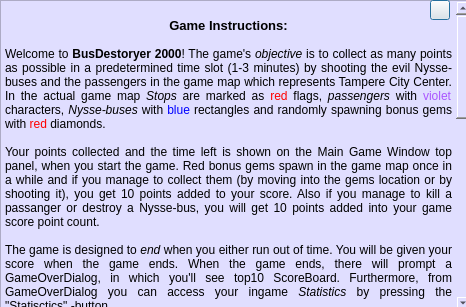
Before: the Qt Designer form Game/helpdialog.ui in miikka0000/BusDestroyer2000-Game-with-Qt, drawn with Qt 5.
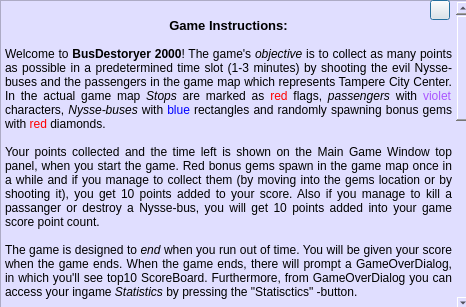
After: the same form once the commit is applied. Icons and pictures are not drawn.

Commit message: paranneltu helpdialogia ja tehty refaktorointia sekä siivousta

Patch:
```diff
--- a/Game/helpdialog.ui
+++ b/Game/helpdialog.ui
@@ -52,16 +52,16 @@
     <string>&lt;!DOCTYPE HTML PUBLIC &quot;-//W3C//DTD HTML 4.0//EN&quot; &quot;http://www.w3.org/TR/REC-html40/strict.dtd&quot;&gt;
 &lt;html&gt;&lt;head&gt;&lt;meta name=&quot;qrichtext&quot; content=&quot;1&quot; /&gt;&lt;style type=&quot;text/css&quot;&gt;
 p, li { white-space: pre-wrap; }
-&lt;/style&gt;&lt;/head&gt;&lt;body style=&quot; font-family:'MS Shell Dlg 2'; font-size:8pt; font-weight:400; font-style:normal;&quot;&gt;
-&lt;p align=&quot;center&quot; style=&quot; margin-top:0px; margin-bottom:0px; margin-left:0px; margin-right:0px; -qt-block-indent:0; text-indent:0px;&quot;&gt;		&lt;/p&gt;
+&lt;/style&gt;&lt;/head&gt;&lt;body style=&quot; font-family:'MS Shell Dlg 2'; font-size:7.8pt; font-weight:400; font-style:normal;&quot;&gt;
+&lt;p align=&quot;center&quot; style=&quot; margin-top:0px; margin-bottom:0px; margin-left:0px; margin-right:0px; -qt-block-indent:0; text-indent:0px;&quot;&gt;&lt;span style=&quot; font-size:8pt;&quot;&gt;		&lt;/span&gt;&lt;/p&gt;
 &lt;p align=&quot;center&quot; style=&quot; margin-top:0px; margin-bottom:0px; margin-left:0px; margin-right:0px; -qt-block-indent:0; text-indent:0px;&quot;&gt;&lt;span style=&quot; font-size:10pt; font-weight:600;&quot;&gt;Game Instructions:&lt;/span&gt;&lt;/p&gt;
 &lt;p style=&quot;-qt-paragraph-type:empty; margin-top:0px; margin-bottom:0px; margin-left:0px; margin-right:0px; -qt-block-indent:0; text-indent:0px; font-size:9pt; font-weight:600;&quot;&gt;&lt;br /&gt;&lt;/p&gt;
 &lt;p align=&quot;justify&quot; style=&quot; margin-top:0px; margin-bottom:0px; margin-left:0px; margin-right:0px; -qt-block-indent:0; text-indent:0px;&quot;&gt;&lt;span style=&quot; font-size:9pt;&quot;&gt;Welcome to &lt;/span&gt;&lt;span style=&quot; font-size:9pt; font-weight:600;&quot;&gt;BusDestoryer 2000&lt;/span&gt;&lt;span style=&quot; font-size:9pt;&quot;&gt;! The game's &lt;/span&gt;&lt;span style=&quot; font-size:9pt; font-style:italic;&quot;&gt;objective&lt;/span&gt;&lt;span style=&quot; font-size:9pt;&quot;&gt; is to collect as many points as possible in a predetermined time slot (1-3 minutes) by shooting the evil Nysse-buses and the passengers in the game map which represents Tampere City Center. In the actual game map &lt;/span&gt;&lt;span style=&quot; font-size:9pt; font-style:italic;&quot;&gt;Stops &lt;/span&gt;&lt;span style=&quot; font-size:9pt;&quot;&gt;are marked as &lt;/span&gt;&lt;span style=&quot; font-size:9pt; color:#ff0000;&quot;&gt;red &lt;/span&gt;&lt;span style=&quot; font-size:9pt; color:#000000;&quot;&gt;flags, &lt;/span&gt;&lt;span style=&quot; font-size:9pt; font-style:italic; color:#000000;&quot;&gt;passengers&lt;/span&gt;&lt;span style=&quot; font-size:9pt; color:#000000;&quot;&gt; with &lt;/span&gt;&lt;span style=&quot; font-size:9pt; color:#aa55ff;&quot;&gt;violet &lt;/span&gt;&lt;span style=&quot; font-size:9pt; color:#000000;&quot;&gt;characters, &lt;/span&gt;&lt;span style=&quot; font-size:9pt; font-style:italic; color:#000000;&quot;&gt;Nysse-buses&lt;/span&gt;&lt;span style=&quot; font-size:9pt; color:#000000;&quot;&gt; with &lt;/span&gt;&lt;span style=&quot; font-size:9pt; color:#0000ff;&quot;&gt;blue &lt;/span&gt;&lt;span style=&quot; font-size:9pt; color:#000000;&quot;&gt;rectangles and randomly spawning bonus gems with &lt;/span&gt;&lt;span style=&quot; font-size:9pt; color:#ff0000;&quot;&gt;red &lt;/span&gt;&lt;span style=&quot; font-size:9pt; color:#000000;&quot;&gt;diamonds.&lt;/span&gt;&lt;/p&gt;
 &lt;p align=&quot;justify&quot; style=&quot;-qt-paragraph-type:empty; margin-top:0px; margin-bottom:0px; margin-left:0px; margin-right:0px; -qt-block-indent:0; text-indent:0px; font-size:9pt;&quot;&gt;&lt;br /&gt;&lt;/p&gt;
 &lt;p align=&quot;justify&quot; style=&quot; margin-top:0px; margin-bottom:0px; margin-left:0px; margin-right:0px; -qt-block-indent:0; text-indent:0px;&quot;&gt;&lt;span style=&quot; font-size:9pt;&quot;&gt;Your points collected and the time left is shown on the Main Game Window top panel, when you start the game. Red bonus gems spawn in the game map once in a while and if you manage to collect them (by moving into the gems location or by shooting it), you get 10 points added to your score. Also if you manage to kill a passanger or destroy a Nysse-bus, you will get 10 points added into your game score point count.&lt;/span&gt;&lt;/p&gt;
 &lt;p align=&quot;justify&quot; style=&quot; margin-top:0px; margin-bottom:0px; margin-left:0px; margin-right:0px; -qt-block-indent:0; text-indent:0px;&quot;&gt;&lt;span style=&quot; font-size:9pt;&quot;&gt; &lt;/span&gt;&lt;/p&gt;
-&lt;p align=&quot;justify&quot; style=&quot; margin-top:0px; margin-bottom:0px; margin-left:0px; margin-right:0px; -qt-block-indent:0; text-indent:0px;&quot;&gt;&lt;span style=&quot; font-size:9pt;&quot;&gt;The game is designed to &lt;/span&gt;&lt;span style=&quot; font-size:9pt; font-style:italic;&quot;&gt;end&lt;/span&gt;&lt;span style=&quot; font-size:9pt;&quot;&gt; when you either run out of time. You will be given your score when the game ends. When the game ends, there will prompt a GameOverDialog, in which you'll see top10 ScoreBoard. Furthermore, from GameOverDialog you can access your ingame &lt;/span&gt;&lt;span style=&quot; font-size:9pt; font-style:italic;&quot;&gt;Statistics&lt;/span&gt;&lt;span style=&quot; font-size:9pt;&quot;&gt; by pressing the &amp;quot;Statisctics&amp;quot; -button.&lt;/span&gt;&lt;/p&gt;
-&lt;p align=&quot;center&quot; style=&quot;-qt-paragraph-type:empty; margin-top:0px; margin-bottom:0px; margin-left:0px; margin-right:0px; -qt-block-indent:0; text-indent:0px;&quot;&gt;&lt;br /&gt;&lt;/p&gt;
+&lt;p align=&quot;justify&quot; style=&quot; margin-top:0px; margin-bottom:0px; margin-left:0px; margin-right:0px; -qt-block-indent:0; text-indent:0px;&quot;&gt;&lt;span style=&quot; font-size:9pt;&quot;&gt;The game is designed to &lt;/span&gt;&lt;span style=&quot; font-size:9pt; font-style:italic;&quot;&gt;end&lt;/span&gt;&lt;span style=&quot; font-size:9pt;&quot;&gt; when you run out of time. You will be given your score when the game ends. When the game ends, there will prompt a GameOverDialog, in which you'll see top10 ScoreBoard. Furthermore, from GameOverDialog you can access your ingame &lt;/span&gt;&lt;span style=&quot; font-size:9pt; font-style:italic;&quot;&gt;Statistics&lt;/span&gt;&lt;span style=&quot; font-size:9pt;&quot;&gt; by pressing the &amp;quot;Statisctics&amp;quot; -button.&lt;/span&gt;&lt;/p&gt;
+&lt;p align=&quot;center&quot; style=&quot;-qt-paragraph-type:empty; margin-top:0px; margin-bottom:0px; margin-left:0px; margin-right:0px; -qt-block-indent:0; text-indent:0px; font-size:8pt;&quot;&gt;&lt;br /&gt;&lt;/p&gt;
 &lt;p align=&quot;center&quot; style=&quot; margin-top:0px; margin-bottom:0px; margin-left:0px; margin-right:0px; -qt-block-indent:0; text-indent:0px;&quot;&gt;&lt;span style=&quot; font-size:10pt; font-weight:600;&quot;&gt;Player controls:&lt;/span&gt;&lt;/p&gt;
 &lt;p align=&quot;center&quot; style=&quot;-qt-paragraph-type:empty; margin-top:0px; margin-bottom:0px; margin-left:0px; margin-right:0px; -qt-block-indent:0; text-indent:0px; font-size:9pt; font-weight:600;&quot;&gt;&lt;br /&gt;&lt;/p&gt;
 &lt;p align=&quot;justify&quot; style=&quot; margin-top:0px; margin-bottom:0px; margin-left:0px; margin-right:0px; -qt-block-indent:0; text-indent:0px;&quot;&gt;&lt;span style=&quot; font-size:9pt;&quot;&gt;- &lt;/span&gt;&lt;span style=&quot; font-size:9pt; font-style:italic;&quot;&gt;Arrow Keys&lt;/span&gt;&lt;span style=&quot; font-size:9pt;&quot;&gt; for moving in four different directions (Left, Right, Up and Down)&lt;/span&gt;&lt;/p&gt;
@@ -69,20 +69,20 @@
 &lt;p align=&quot;justify&quot; style=&quot; margin-top:0px; margin-bottom:0px; margin-left:0px; margin-right:0px; -qt-block-indent:0; text-indent:0px;&quot;&gt;&lt;span style=&quot; font-size:9pt;&quot;&gt;- &lt;/span&gt;&lt;span style=&quot; font-size:9pt; font-style:italic;&quot;&gt;Space Bar&lt;/span&gt;&lt;span style=&quot; font-size:9pt;&quot;&gt; for shooting&lt;/span&gt;&lt;/p&gt;
 &lt;p align=&quot;justify&quot; style=&quot;-qt-paragraph-type:empty; margin-top:0px; margin-bottom:0px; margin-left:0px; margin-right:0px; -qt-block-indent:0; text-indent:0px; font-size:9pt;&quot;&gt;&lt;br /&gt;&lt;/p&gt;
 &lt;p align=&quot;justify&quot; style=&quot; margin-top:0px; margin-bottom:0px; margin-left:0px; margin-right:0px; -qt-block-indent:0; text-indent:0px;&quot;&gt;&lt;span style=&quot; font-size:9pt;&quot;&gt;- &lt;/span&gt;&lt;span style=&quot; font-size:9pt; font-style:italic;&quot;&gt;Plus&lt;/span&gt;&lt;span style=&quot; font-size:9pt;&quot;&gt; (+) Key for increasing player velocity, &lt;/span&gt;&lt;span style=&quot; font-size:9pt; font-style:italic;&quot;&gt;Minus&lt;/span&gt;&lt;span style=&quot; font-size:9pt;&quot;&gt; (-) Key for decreasing player velocity &lt;/span&gt;&lt;span style=&quot; font-size:9pt; font-style:italic;&quot;&gt;within reasonable limits&lt;/span&gt;&lt;span style=&quot; font-size:9pt;&quot;&gt; (you can't increase or decrease your velocity infinitely)&lt;/span&gt;&lt;/p&gt;
-&lt;p style=&quot;-qt-paragraph-type:empty; margin-top:0px; margin-bottom:0px; margin-left:0px; margin-right:0px; -qt-block-indent:0; text-indent:0px;&quot;&gt;&lt;br /&gt;&lt;/p&gt;
-&lt;p style=&quot;-qt-paragraph-type:empty; margin-top:0px; margin-bottom:0px; margin-left:0px; margin-right:0px; -qt-block-indent:0; text-indent:0px;&quot;&gt;&lt;br /&gt;&lt;/p&gt;
+&lt;p style=&quot;-qt-paragraph-type:empty; margin-top:0px; margin-bottom:0px; margin-left:0px; margin-right:0px; -qt-block-indent:0; text-indent:0px; font-size:8pt;&quot;&gt;&lt;br /&gt;&lt;/p&gt;
+&lt;p style=&quot;-qt-paragraph-type:empty; margin-top:0px; margin-bottom:0px; margin-left:0px; margin-right:0px; -qt-block-indent:0; text-indent:0px; font-size:8pt;&quot;&gt;&lt;br /&gt;&lt;/p&gt;
 &lt;p align=&quot;center&quot; style=&quot; margin-top:0px; margin-bottom:0px; margin-left:0px; margin-right:0px; -qt-block-indent:0; text-indent:0px;&quot;&gt;&lt;img src=&quot;:/images/controlsPicture.png&quot; /&gt;&lt;/p&gt;
-&lt;p align=&quot;center&quot; style=&quot;-qt-paragraph-type:empty; margin-top:0px; margin-bottom:0px; margin-left:0px; margin-right:0px; -qt-block-indent:0; text-indent:0px;&quot;&gt;&lt;br /&gt;&lt;/p&gt;
-&lt;p align=&quot;center&quot; style=&quot;-qt-paragraph-type:empty; margin-top:0px; margin-bottom:0px; margin-left:0px; margin-right:0px; -qt-block-indent:0; text-indent:0px;&quot;&gt;&lt;br /&gt;&lt;/p&gt;
+&lt;p align=&quot;center&quot; style=&quot;-qt-paragraph-type:empty; margin-top:0px; margin-bottom:0px; margin-left:0px; margin-right:0px; -qt-block-indent:0; text-indent:0px; font-size:8pt;&quot;&gt;&lt;br /&gt;&lt;/p&gt;
+&lt;p align=&quot;center&quot; style=&quot;-qt-paragraph-type:empty; margin-top:0px; margin-bottom:0px; margin-left:0px; margin-right:0px; -qt-block-indent:0; text-indent:0px; font-size:8pt;&quot;&gt;&lt;br /&gt;&lt;/p&gt;
 &lt;p align=&quot;center&quot; style=&quot; margin-top:0px; margin-bottom:0px; margin-left:0px; margin-right:0px; -qt-block-indent:0; text-indent:0px;&quot;&gt;&lt;span style=&quot; font-size:10pt; font-weight:600;&quot;&gt;Player Configuration Options:&lt;/span&gt;&lt;/p&gt;
 &lt;p align=&quot;center&quot; style=&quot;-qt-paragraph-type:empty; margin-top:0px; margin-bottom:0px; margin-left:0px; margin-right:0px; -qt-block-indent:0; text-indent:0px; font-size:9pt; font-weight:600;&quot;&gt;&lt;br /&gt;&lt;/p&gt;
-&lt;p align=&quot;justify&quot; style=&quot; margin-top:0px; margin-bottom:0px; margin-left:0px; margin-right:0px; -qt-block-indent:0; text-indent:0px;&quot;&gt;&lt;span style=&quot; font-size:9pt;&quot;&gt;Player is able to choose from 3 different player types: 1) &lt;/span&gt;&lt;span style=&quot; font-size:9pt; font-style:italic;&quot;&gt;Spaceship&lt;/span&gt;&lt;span style=&quot; font-size:9pt;&quot;&gt;, 2) &lt;/span&gt;&lt;span style=&quot; font-size:9pt; font-style:italic;&quot;&gt;Tank&lt;/span&gt;&lt;span style=&quot; font-size:9pt;&quot;&gt; or 3) &lt;/span&gt;&lt;span style=&quot; font-size:9pt; font-style:italic;&quot;&gt;UFO&lt;/span&gt;&lt;span style=&quot; font-size:9pt;&quot;&gt;. Furthermore, you can pick from 3 projectile types: 1) &lt;/span&gt;&lt;span style=&quot; font-size:9pt; font-style:italic;&quot;&gt;Fireball&lt;/span&gt;&lt;span style=&quot; font-size:9pt;&quot;&gt;, 2) &lt;/span&gt;&lt;span style=&quot; font-size:9pt; font-style:italic;&quot;&gt;Missile&lt;/span&gt;&lt;span style=&quot; font-size:9pt;&quot;&gt; or 3) &lt;/span&gt;&lt;span style=&quot; font-size:9pt; font-style:italic;&quot;&gt;Laser&lt;/span&gt;&lt;span style=&quot; font-size:9pt;&quot;&gt;. There is no restriction on how to mix and match these player-projectile combinations. We also encourage you to set a nickname for your player since setting a player name, and choosing player and projectile type are prequisite for starting and playing the game. &lt;/span&gt;&lt;/p&gt;
-&lt;p align=&quot;center&quot; style=&quot;-qt-paragraph-type:empty; margin-top:0px; margin-bottom:0px; margin-left:0px; margin-right:0px; -qt-block-indent:0; text-indent:0px;&quot;&gt;&lt;br /&gt;&lt;/p&gt;
+&lt;p align=&quot;justify&quot; style=&quot; margin-top:0px; margin-bottom:0px; margin-left:0px; margin-right:0px; -qt-block-indent:0; text-indent:0px;&quot;&gt;&lt;span style=&quot; font-size:9pt;&quot;&gt;Player is able to choose from 3 different player types: 1) &lt;/span&gt;&lt;span style=&quot; font-size:9pt; font-style:italic;&quot;&gt;Spaceship&lt;/span&gt;&lt;span style=&quot; font-size:9pt;&quot;&gt;, 2) &lt;/span&gt;&lt;span style=&quot; font-size:9pt; font-style:italic;&quot;&gt;Tank&lt;/span&gt;&lt;span style=&quot; font-size:9pt;&quot;&gt; or 3) &lt;/span&gt;&lt;span style=&quot; font-size:9pt; font-style:italic;&quot;&gt;UFO&lt;/span&gt;&lt;span style=&quot; font-size:9pt;&quot;&gt;. Furthermore, you can pick from 3 projectile types: 1) &lt;/span&gt;&lt;span style=&quot; font-size:9pt; font-style:italic;&quot;&gt;Fireball&lt;/span&gt;&lt;span style=&quot; font-size:9pt;&quot;&gt;, 2) &lt;/span&gt;&lt;span style=&quot; font-size:9pt; font-style:italic;&quot;&gt;Missile&lt;/span&gt;&lt;span style=&quot; font-size:9pt;&quot;&gt; or 3) &lt;/span&gt;&lt;span style=&quot; font-size:9pt; font-style:italic;&quot;&gt;Laser&lt;/span&gt;&lt;span style=&quot; font-size:9pt;&quot;&gt;. There is no restriction on how to mix and match these player-projectile combinations. We also encourage you to set a nickname for your player since setting a player name, and choosing player and projectile type are prequisite for starting and playing the game. Remember that you cannot set only-whitepsace nickname to your player.&lt;/span&gt;&lt;/p&gt;
+&lt;p align=&quot;center&quot; style=&quot;-qt-paragraph-type:empty; margin-top:0px; margin-bottom:0px; margin-left:0px; margin-right:0px; -qt-block-indent:0; text-indent:0px; font-size:8pt;&quot;&gt;&lt;br /&gt;&lt;/p&gt;
 &lt;p align=&quot;center&quot; style=&quot; margin-top:0px; margin-bottom:0px; margin-left:0px; margin-right:0px; -qt-block-indent:0; text-indent:0px;&quot;&gt;&lt;span style=&quot; font-size:10pt; font-weight:600;&quot;&gt;Settings:&lt;/span&gt;&lt;/p&gt;
-&lt;p align=&quot;center&quot; style=&quot; margin-top:0px; margin-bottom:0px; margin-left:0px; margin-right:0px; -qt-block-indent:0; text-indent:0px;&quot;&gt;	&lt;/p&gt;
-&lt;p align=&quot;justify&quot; style=&quot; margin-top:0px; margin-bottom:0px; margin-left:0px; margin-right:0px; -qt-block-indent:0; text-indent:0px;&quot;&gt;&lt;span style=&quot; font-size:9pt;&quot;&gt;Player has the opportunity to set the shooting sound effects on by checking the &amp;quot;MUSICS ON / OFF&amp;quot; checkbox in the &lt;/span&gt;&lt;span style=&quot; font-size:9pt; font-style:italic;&quot;&gt;Settings&lt;/span&gt;&lt;span style=&quot; font-size:9pt;&quot;&gt;. Beware that the sound effects will propably cause some considerable latency on the gameplay and therefore the sound effects are disabled as a default. All the different projectile types have an unique sound effect.&lt;/span&gt;&lt;/p&gt;
+&lt;p align=&quot;center&quot; style=&quot; margin-top:0px; margin-bottom:0px; margin-left:0px; margin-right:0px; -qt-block-indent:0; text-indent:0px;&quot;&gt;&lt;span style=&quot; font-size:8pt;&quot;&gt;	&lt;/span&gt;&lt;/p&gt;
+&lt;p align=&quot;justify&quot; style=&quot; margin-top:0px; margin-bottom:0px; margin-left:0px; margin-right:0px; -qt-block-indent:0; text-indent:0px;&quot;&gt;&lt;span style=&quot; font-size:9pt;&quot;&gt;Player has the opportunity to set the shooting sound effects on by checking the &amp;quot;MUSICS ON / OFF&amp;quot; checkbox in the &lt;/span&gt;&lt;span style=&quot; font-size:9pt; font-style:italic;&quot;&gt;Settings&lt;/span&gt;&lt;span style=&quot; font-size:9pt;&quot;&gt;. Beware that the sound effects will propably cause some latency on the gameplay and therefore the sound effects are disabled as a default. All the different projectile types have an unique sound effect.&lt;/span&gt;&lt;/p&gt;
 &lt;p align=&quot;justify&quot; style=&quot;-qt-paragraph-type:empty; margin-top:0px; margin-bottom:0px; margin-left:0px; margin-right:0px; -qt-block-indent:0; text-indent:0px; font-size:9pt;&quot;&gt;&lt;br /&gt;&lt;/p&gt;
-&lt;p align=&quot;justify&quot; style=&quot; margin-top:0px; margin-bottom:0px; margin-left:0px; margin-right:0px; -qt-block-indent:0; text-indent:0px;&quot;&gt;&lt;span style=&quot; font-size:9pt;&quot;&gt;In the &lt;/span&gt;&lt;span style=&quot; font-size:9pt; font-style:italic;&quot;&gt;Settings &lt;/span&gt;&lt;span style=&quot; font-size:9pt;&quot;&gt;you can also change the Game duration (1 to 3 minutes). The default game timer is set to 2 minute if you don't make any changes. Remember to press &lt;/span&gt;&lt;span style=&quot; font-size:9pt; font-style:italic;&quot;&gt;Save &lt;/span&gt;&lt;span style=&quot; font-size:9pt;&quot;&gt;button in the settings dialog if you wish to save your options since otherwise your sound effects and game duration are set to the default values automatically (disabled and 2 minutes).&lt;/span&gt;&lt;/p&gt;&lt;/body&gt;&lt;/html&gt;</string>
+&lt;p align=&quot;justify&quot; style=&quot; margin-top:0px; margin-bottom:0px; margin-left:0px; margin-right:0px; -qt-block-indent:0; text-indent:0px;&quot;&gt;&lt;span style=&quot; font-size:9pt;&quot;&gt;In the &lt;/span&gt;&lt;span style=&quot; font-size:9pt; font-style:italic;&quot;&gt;Settings &lt;/span&gt;&lt;span style=&quot; font-size:9pt;&quot;&gt;you can also change the Game duration (1 to 3 minutes). The default game timer is set to 2 minutes if you don't make any changes. Remember to press &lt;/span&gt;&lt;span style=&quot; font-size:9pt; font-style:italic;&quot;&gt;Save &lt;/span&gt;&lt;span style=&quot; font-size:9pt;&quot;&gt;button in the settings dialog if you wish to save your settings since otherwise your sound effects and game duration are set to the default values automatically (disabled and 2 minutes).&lt;/span&gt;&lt;/p&gt;&lt;/body&gt;&lt;/html&gt;</string>
    </property>
   </widget>
   <zorder>helpTextBrowser</zorder>
```
The commit also changes 1 other file.
